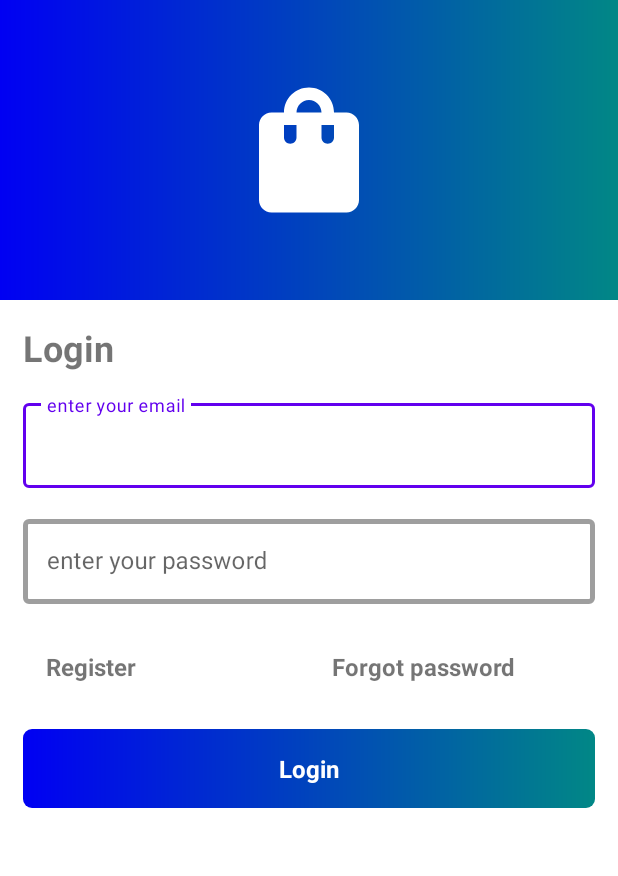
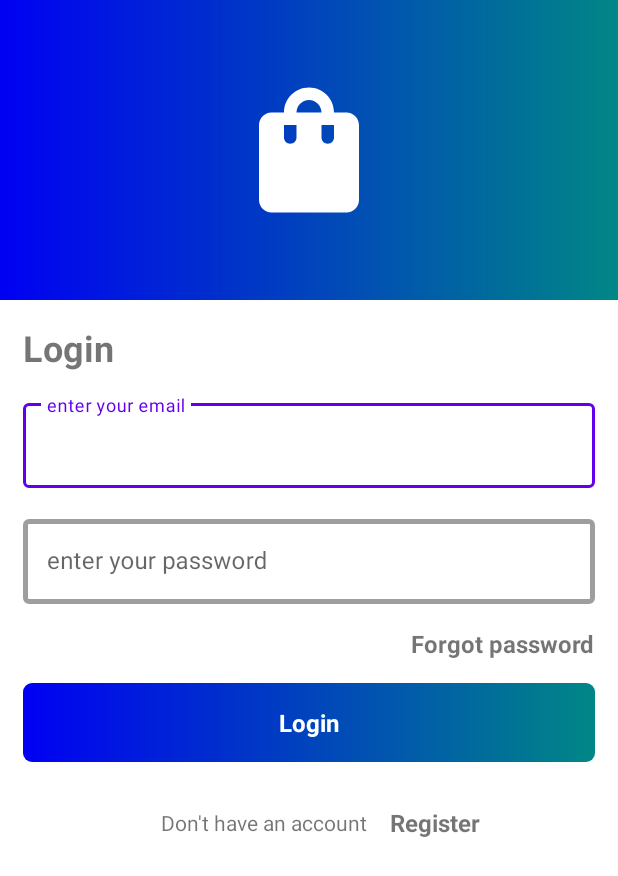
Before and after one commit to aikansh2001yadav/ShopPal, an Android app: the screen it shows after launch (LoginActivity), on a phone screen of 412 x 824 dp. Shown: the top 876 px of the screen. Run offline under Robolectric (Android 15) with nearby library versions, the phone set to English and light mode, and no system bars.

Commit message:
Modifying activity_login and adding ic_back_title resource file

```diff
--- /dev/null
+++ b/app/src/main/res/drawable/ic_back_title.xml
@@ -0,0 +1,5 @@
+<vector android:height="24dp" android:tint="#FFFFFF"
+    android:viewportHeight="24" android:viewportWidth="24"
+    android:width="24dp" xmlns:android="http://schemas.android.com/apk/res/android">
+    <path android:fillColor="@android:color/white" android:pathData="M11.67,3.87L9.9,2.1 0,12l9.9,9.9 1.77,-1.77L3.54,12z"/>
+</vector>
--- a/app/src/main/res/layout/activity_login.xml
+++ b/app/src/main/res/layout/activity_login.xml
@@ -81,36 +81,17 @@
                     android:inputType="textPassword" />
             </com.google.android.material.textfield.TextInputLayout>
 
-            <LinearLayout
-                android:id="@+id/register_forgot_layout"
-                android:layout_width="match_parent"
+
+            <TextView
+                android:id="@+id/text_forgot"
+                android:layout_width="wrap_content"
                 android:layout_height="wrap_content"
                 android:layout_margin="@dimen/margin_layout"
-                android:orientation="horizontal"
-                app:layout_constraintLeft_toLeftOf="parent"
+                android:text="@string/forgot_password_text"
+                android:textSize="@dimen/text_forgot_size"
+                android:textStyle="bold"
                 app:layout_constraintRight_toRightOf="parent"
-                app:layout_constraintTop_toBottomOf="@+id/text_input_password">
-
-                <TextView
-                    android:id="@+id/text_register"
-                    android:layout_width="0dp"
-                    android:layout_height="wrap_content"
-                    android:layout_margin="@dimen/margin_layout"
-                    android:layout_weight="1"
-                    android:text="@string/register_text"
-                    android:textSize="@dimen/text_register_size"
-                    android:textStyle="bold" />
-
-                <TextView
-                    android:id="@+id/text_forgot"
-                    android:layout_width="0dp"
-                    android:layout_height="wrap_content"
-                    android:layout_margin="@dimen/margin_layout"
-                    android:layout_weight="1"
-                    android:text="@string/forgot_password_text"
-                    android:textSize="@dimen/text_forgot_size"
-                    android:textStyle="bold" />
-            </LinearLayout>
+                app:layout_constraintTop_toBottomOf="@+id/text_input_password" />
 
             <LinearLayout
                 android:id="@+id/btn_login"
@@ -121,7 +102,7 @@
                 android:orientation="vertical"
                 app:layout_constraintLeft_toLeftOf="parent"
                 app:layout_constraintRight_toRightOf="parent"
-                app:layout_constraintTop_toBottomOf="@+id/register_forgot_layout">
+                app:layout_constraintTop_toBottomOf="@+id/text_forgot">
 
                 <TextView
                     android:layout_width="match_parent"
@@ -134,6 +115,32 @@
                     android:textSize="@dimen/text_forgot_size"
                     android:textStyle="bold" />
             </LinearLayout>
+
+            <LinearLayout
+                android:layout_width="match_parent"
+                android:layout_height="wrap_content"
+                android:layout_margin="@dimen/margin_layout"
+                android:gravity="center"
+                android:orientation="horizontal"
+                app:layout_constraintLeft_toLeftOf="parent"
+                app:layout_constraintRight_toRightOf="parent"
+                app:layout_constraintTop_toBottomOf="@+id/btn_login">
+
+                <TextView
+                    android:layout_width="wrap_content"
+                    android:layout_height="wrap_content"
+                    android:layout_margin="@dimen/margin_layout"
+                    android:text="@string/no_account_text" />
+
+                <TextView
+                    android:id="@+id/text_register"
+                    android:layout_width="wrap_content"
+                    android:layout_height="wrap_content"
+                    android:text="@string/register_text"
+                    android:textSize="@dimen/text_register_size"
+                    android:textStyle="bold" />
+
+            </LinearLayout>
         </androidx.constraintlayout.widget.ConstraintLayout>
     </ScrollView>
 </LinearLayout>
```
